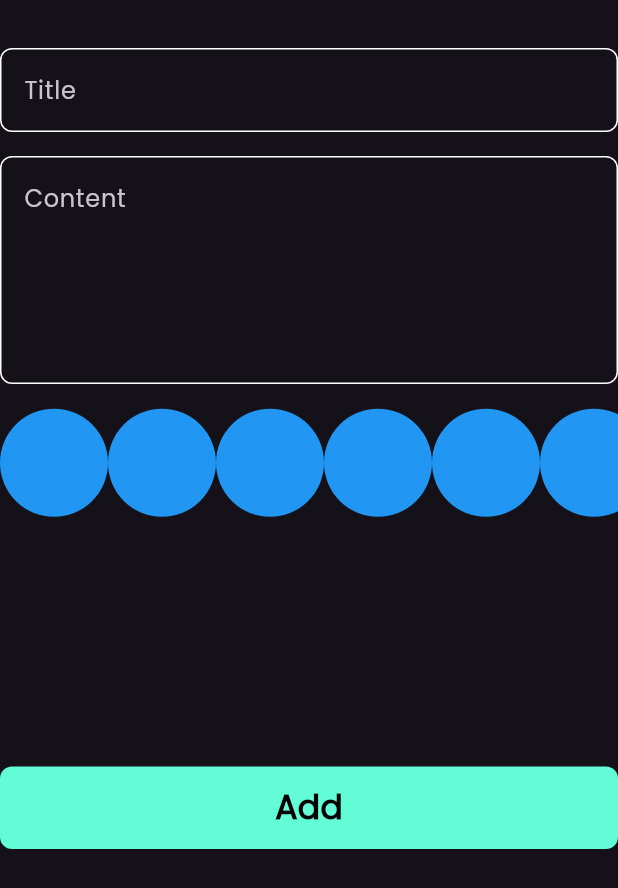
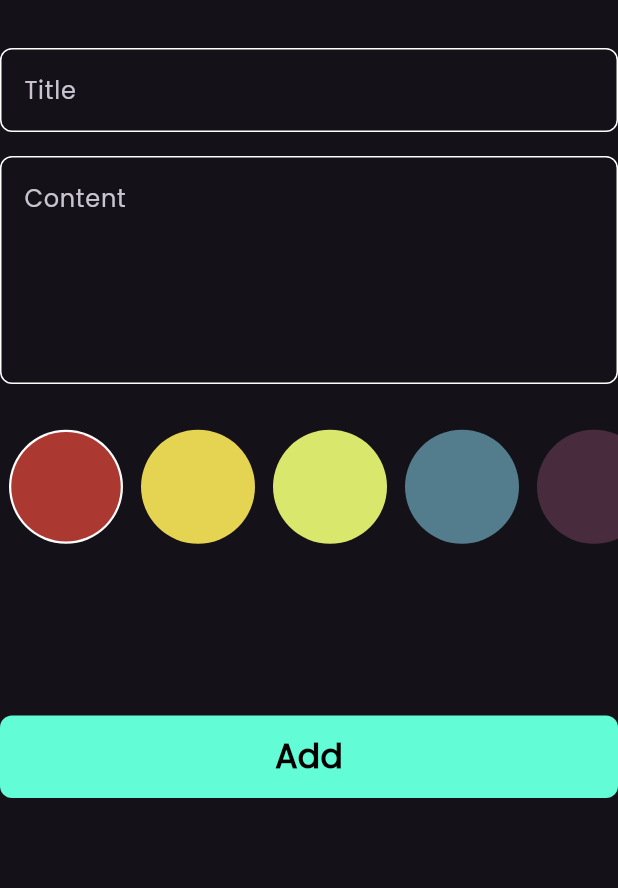
Before and after one commit to AhmedMahmoud221/notes_app, a Flutter app: the AddNoteForm widget shown alone on an empty page, opened directly, on a phone screen of 412 x 824 dp. Shown: the top 888 px of the screen. Run offline on Flutter 3.47's test engine with Material 3 defaults, Android fonts, the phone set to English and light mode, and no system bars; our stand-ins replace bloc, flutter_bloc, hive, hive_flutter; accounts and stored records are empty.

Commit message:
Refactor ColorsListView and AddNoteForm: enhance color selection functionality with active state indication; adjust layout spacing for improved UI.

```diff
--- a/lib/main.dart
+++ b/lib/main.dart
@@ -8,6 +8,9 @@ import 'package:notes_app/simple_bloc_observer.dart';
 import 'package:notes_app/views/notes_view.dart';
 
 void main() async{
+  WidgetsFlutterBinding.ensureInitialized();
+
+
   await Hive.initFlutter();
 
   Bloc.observer = SimpleBlocObserver();
--- a/lib/views/widgets/add_note_form.dart
+++ b/lib/views/widgets/add_note_form.dart
@@ -43,9 +43,11 @@ class _AddNoteFormState extends State<AddNoteForm> {
             maxLines: 5,
           ),
 
+          SizedBox(height: 16),
+
           ColorsListView(),
 
-          const SizedBox(height: 150),
+          const SizedBox(height: 100),
 
           BlocBuilder<AddNoteCubit, AddNoteState>(
             builder: (context, state) {
--- a/lib/views/widgets/colors_list_view.dart
+++ b/lib/views/widgets/colors_list_view.dart
@@ -3,30 +3,70 @@ import 'package:flutter/material.dart';
 import 'package:flutter/widgets.dart';
 
 class ColorItem extends StatelessWidget {
-  const ColorItem({super.key});
+  const ColorItem({super.key, required this.isActive, required this.color});
 
+  final bool isActive;
+
+  final Color color;
   @override
   Widget build(BuildContext context) {
-    return const CircleAvatar(
-      radius: 36,
-      backgroundColor: Colors.blue,
+    return isActive
+      ? CircleAvatar(
+        radius: 38 ,
+        backgroundColor: Colors.white,
+        child: CircleAvatar(
+        radius: 36.5,
+        backgroundColor: color,
+        ),
+      )
+    : CircleAvatar(
+      radius: 38,
+      backgroundColor: color,
     );
   }
 }
 
 
-class ColorsListView extends StatelessWidget {
-  const ColorsListView({super.key});
+class ColorsListView extends StatefulWidget {
+  const ColorsListView({super.key,});
 
+  @override
+  State<ColorsListView> createState() => _ColorsListViewState();
+}
+
+class _ColorsListViewState extends State<ColorsListView> {
+
+  int currentIndex = 0;
+
+  List<Color> Colors = [
+    Color(0xffAC3931),
+    Color(0xffE5D352),
+    Color(0xffD9E76C),
+    Color(0xff537D8D),
+    Color(0xff482C3D),
+  ] ;
   @override
   Widget build(BuildContext context) {
     return SizedBox(
       height: 35* 3,
       child: ListView.builder(
-        itemCount: 10,
+        itemCount: Colors.length,
         scrollDirection: Axis.horizontal,
         itemBuilder: (context, index) {
-          return const ColorItem();
+          return Padding(
+            padding: const EdgeInsets.symmetric(horizontal: 6.0),
+            child: GestureDetector(
+              onTap: ()
+              {
+                currentIndex = index;
+                setState(() {});
+              },
+              child: ColorItem(
+                color: Colors[index],
+                isActive: currentIndex == index ,
+              ),
+            ),
+          );
         },
       ),
     );
```
